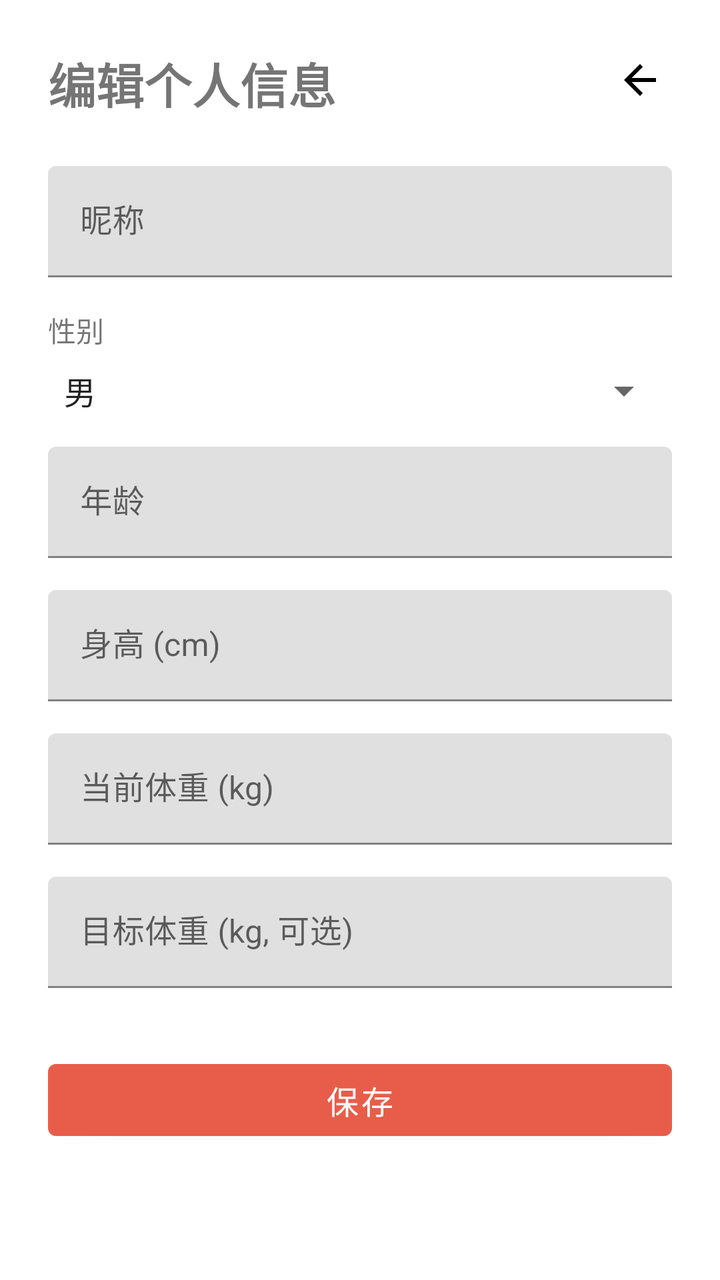
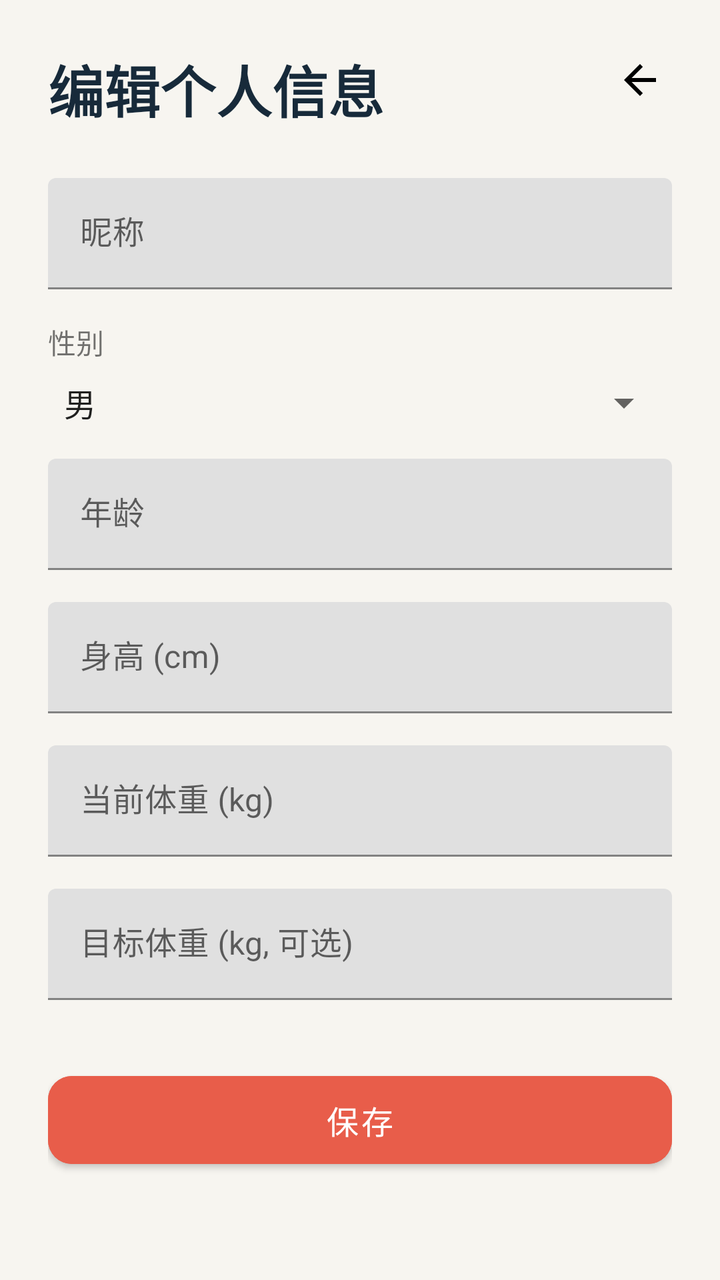

Before-and-after screenshots of an Android layout around one commit, followed by the original layout XML and the change that was made.
<!-- AndroidManifest.xml: activity theme Theme.WeightLossBetting -->
<!-- res/layout/activity_edit_profile.xml -->
<?xml version="1.0" encoding="utf-8"?>
<ScrollView xmlns:android="http://schemas.android.com/apk/res/android"
    android:layout_width="match_parent"
    android:layout_height="match_parent"
    android:fillViewport="true">

    <LinearLayout
        android:layout_width="match_parent"
        android:layout_height="wrap_content"
        android:orientation="vertical"
        android:padding="24dp">

        <RelativeLayout
            android:layout_width="match_parent"
            android:layout_height="wrap_content"
            android:layout_marginBottom="24dp">

            <TextView
                android:layout_width="wrap_content"
                android:layout_height="wrap_content"
                android:text="编辑个人信息"
                android:textSize="24sp"
                android:textStyle="bold"
                android:layout_centerVertical="true" />

            <ImageView
                android:id="@+id/btnBack"
                android:layout_width="32dp"
                android:layout_height="32dp"
                android:src="@drawable/ic_arrow_back"
                android:contentDescription="返回"
                android:padding="4dp"
                android:layout_alignParentEnd="true"
                android:background="?attr/selectableItemBackgroundBorderless" />

        </RelativeLayout>

        
        <com.google.android.material.textfield.TextInputLayout
            android:layout_width="match_parent"
            android:layout_height="wrap_content"
            android:hint="昵称"
            android:layout_marginBottom="16dp">

            <com.google.android.material.textfield.TextInputEditText
                android:id="@+id/etNickname"
                android:layout_width="match_parent"
                android:layout_height="wrap_content"
                android:inputType="text"
                android:maxLength="20" />
        </com.google.android.material.textfield.TextInputLayout>

        
        <TextView
            android:layout_width="wrap_content"
            android:layout_height="wrap_content"
            android:text="性别"
            android:textSize="14sp"
            android:layout_marginBottom="8dp" />

        <Spinner
            android:id="@+id/spinnerGender"
            android:layout_width="match_parent"
            android:layout_height="wrap_content"
            android:layout_marginBottom="16dp"
            android:entries="@array/gender_options" />

        
        <com.google.android.material.textfield.TextInputLayout
            android:layout_width="match_parent"
            android:layout_height="wrap_content"
            android:hint="年龄"
            android:layout_marginBottom="16dp">

            <com.google.android.material.textfield.TextInputEditText
                android:id="@+id/etAge"
                android:layout_width="match_parent"
                android:layout_height="wrap_content"
                android:inputType="number" />
        </com.google.android.material.textfield.TextInputLayout>

        
        <com.google.android.material.textfield.TextInputLayout
            android:layout_width="match_parent"
            android:layout_height="wrap_content"
            android:hint="身高 (cm)"
            android:layout_marginBottom="16dp">

            <com.google.android.material.textfield.TextInputEditText
                android:id="@+id/etHeight"
                android:layout_width="match_parent"
                android:layout_height="wrap_content"
                android:inputType="numberDecimal" />
        </com.google.android.material.textfield.TextInputLayout>

        
        <com.google.android.material.textfield.TextInputLayout
            android:layout_width="match_parent"
            android:layout_height="wrap_content"
            android:hint="当前体重 (kg)"
            android:layout_marginBottom="16dp">

            <com.google.android.material.textfield.TextInputEditText
                android:id="@+id/etCurrentWeight"
                android:layout_width="match_parent"
                android:layout_height="wrap_content"
                android:inputType="numberDecimal" />
        </com.google.android.material.textfield.TextInputLayout>

        
        <com.google.android.material.textfield.TextInputLayout
            android:layout_width="match_parent"
            android:layout_height="wrap_content"
            android:hint="目标体重 (kg, 可选)"
            android:layout_marginBottom="32dp">

            <com.google.android.material.textfield.TextInputEditText
                android:id="@+id/etTargetWeight"
                android:layout_width="match_parent"
                android:layout_height="wrap_content"
                android:inputType="numberDecimal" />
        </com.google.android.material.textfield.TextInputLayout>

        
        <Button
            android:id="@+id/btnSave"
            android:layout_width="match_parent"
            android:layout_height="wrap_content"
            android:text="保存"
            android:textSize="16sp" />

        
        <ProgressBar
            android:id="@+id/progressBar"
            android:layout_width="wrap_content"
            android:layout_height="wrap_content"
            android:layout_gravity="center"
            android:layout_marginTop="16dp"
            android:visibility="gone" />

    </LinearLayout>

</ScrollView>
<!-- resources referenced by this layout -->
<resources>
  <string-array name="gender_options">
          <item>男</item>
          <item>女</item>
      </string-array>
  <!-- drawable ic_arrow_back (drawable) -->
  <vector xmlns:android="http://schemas.android.com/apk/res/android"
      android:width="24dp"
      android:height="24dp"
      android:viewportWidth="24"
      android:viewportHeight="24">
      <path
          android:fillColor="#000000"
          android:pathData="M20,11H7.83l5.59,-5.59L12,4l-8,8 8,8 1.41,-1.41L7.83,13H20v-2z"/>
  </vector>
  <style name="Theme.WeightLossBetting" parent="Theme.MaterialComponents.Light.NoActionBar">
          <item name="colorPrimary">@color/brand_primary</item>
          <item name="colorPrimaryDark">@color/brand_primary_dark</item>
          <item name="colorAccent">@color/brand_accent</item>
          <item name="android:statusBarColor">@color/brand_primary_dark</item>
          <item name="android:navigationBarColor">@color/brand_background</item>
          <item name="android:windowLightStatusBar">false</item>
          <item name="android:windowLightNavigationBar">true</item>
          
          
          <item name="XUIThemeStyle">@style/XUITheme.Phone</item>
      </style>
  <color name="brand_primary">#FFE85D4A</color>
  <color name="brand_primary_dark">#FFB94235</color>
  <color name="brand_accent">#FF2E9D87</color>
  <color name="brand_background">#FFF7F5F0</color>
</resources>

<!-- the commit's change to res/layout/activity_edit_profile.xml (unified diff, before → after) -->
@@ -1,8 +1,10 @@
 <?xml version="1.0" encoding="utf-8"?>
 <ScrollView xmlns:android="http://schemas.android.com/apk/res/android"
+    xmlns:app="http://schemas.android.com/apk/res-auto"
     android:layout_width="match_parent"
     android:layout_height="match_parent"
-    android:fillViewport="true">
+    android:fillViewport="true"
+    android:background="@color/brand_background">
 
     <LinearLayout
         android:layout_width="match_parent"
@@ -19,7 +21,8 @@
                 android:layout_width="wrap_content"
                 android:layout_height="wrap_content"
                 android:text="编辑个人信息"
-                android:textSize="24sp"
+                android:textColor="@color/brand_text"
+                android:textSize="28sp"
                 android:textStyle="bold"
                 android:layout_centerVertical="true" />
 
@@ -122,12 +125,16 @@
         </com.google.android.material.textfield.TextInputLayout>
 
         
-        <Button
+        <com.google.android.material.button.MaterialButton
             android:id="@+id/btnSave"
             android:layout_width="match_parent"
-            android:layout_height="wrap_content"
+            android:layout_height="56dp"
             android:text="保存"
-            android:textSize="16sp" />
+            android:textSize="16sp"
+            android:textAllCaps="false"
+            android:textColor="@color/white"
+            android:backgroundTint="@color/brand_primary"
+            app:cornerRadius="12dp" />
 
         
         <ProgressBar
<!-- resource entries referenced after the edit -->
@@ -27,6 +27,8 @@
           <item name="XUIThemeStyle">@style/XUITheme.Phone</item>
       </style>
   <color name="brand_primary">#FFE85D4A</color>
+  <color name="brand_text">#FF172A3A</color>
+  <color name="white">#FFFFFFFF</color>
   <color name="brand_primary_dark">#FFB94235</color>
   <color name="brand_accent">#FF2E9D87</color>
   <color name="brand_background">#FFF7F5F0</color>
